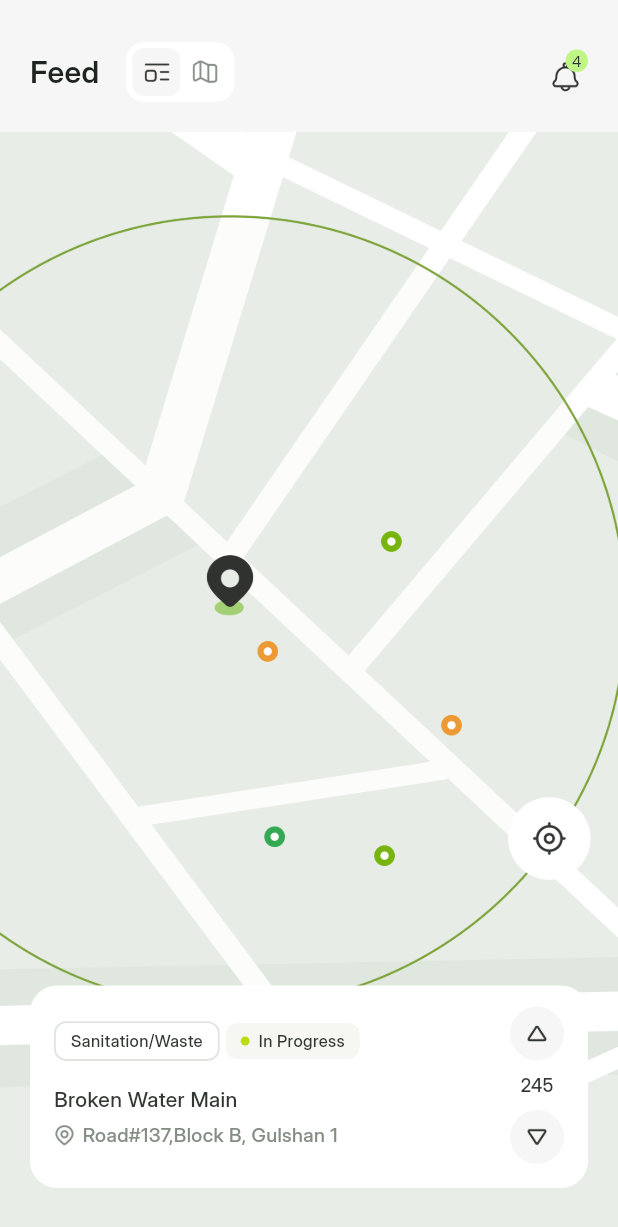
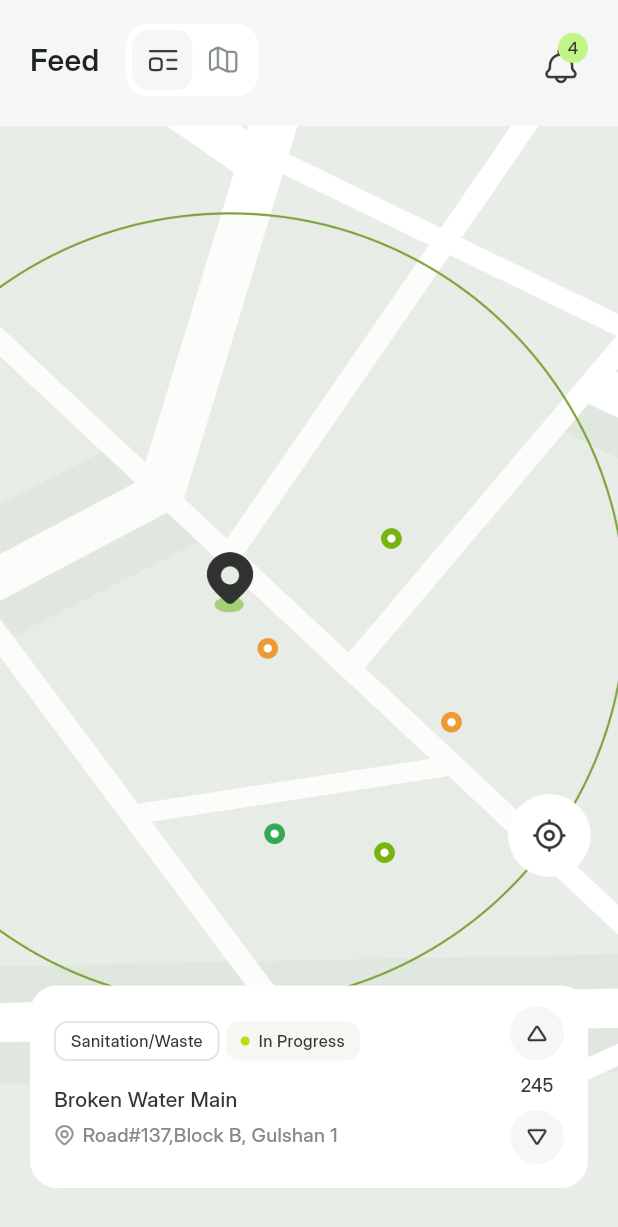
Before and after one commit to aanikaa2325-bit/sivic, a Flutter app: the Feed screen opened directly, on a phone screen of 412 x 824 dp. Shown: the top 1227 px of the screen. Run offline on Flutter 3.47's test engine with Material 3 defaults, Android fonts, the phone set to English and light mode, and no system bars; our stand-ins replace cloud_firestore, dotted_border, firebase_auth, firebase_core, flutter_spinkit, image_picker; accounts and stored records are empty.

```diff
--- a/lib/screens/feed.dart
+++ b/lib/screens/feed.dart
@@ -24,7 +24,7 @@ class _FeedState extends State<Feed> {
         child: Column(
           crossAxisAlignment: CrossAxisAlignment.stretch,
           children: [
-            SizedBox(height: 28),
+            SizedBox(height: 16),
             Padding(
               padding: const EdgeInsets.symmetric(horizontal: 20.0),
               child: Row(
@@ -43,7 +43,7 @@ class _FeedState extends State<Feed> {
                       Container(
                         decoration: BoxDecoration(
                           color: Colors.white,
-                          borderRadius: BorderRadius.circular(12),
+                          borderRadius: BorderRadius.circular(14),
                         ),
                         child: Padding(
                           padding: const EdgeInsets.all(4.0),
@@ -56,17 +56,17 @@ class _FeedState extends State<Feed> {
                                   });
                                 },
                                 child: Container(
-                                  height: 32,
-                                  width: 32,
+                                  height: 40,
+                                  width: 40,
                                   decoration: BoxDecoration(
                                     color: _selectedIndex == 0 ? Color(0xFFF5F6F5) : Colors.transparent,
-                                    borderRadius: BorderRadius.circular(8),
+                                    borderRadius: BorderRadius.circular(10),
                                   ),
                                   child: Center(
                                     child: Image(image: AssetImage(
                                         _selectedIndex == 0 ? 'assets/icons/post_view_active.png' : 'assets/icons/post_view_inactive.png'),
-                                        height: 24,
-                                        width: 24
+                                        height: 28,
+                                        width: 28,
                                     ),
                                   ),
                                 ),
@@ -78,17 +78,17 @@ class _FeedState extends State<Feed> {
                                   });
                                 },
                                 child: Container(
-                                  height: 32,
-                                  width: 32,
+                                  height: 40,
+                                  width: 40,
                                   decoration: BoxDecoration(
                                     color: _selectedIndex == 1 ? Color(0xFFF5F6F5) : Colors.transparent,
-                                    borderRadius: BorderRadius.circular(8),
+                                    borderRadius: BorderRadius.circular(10),
                                   ),
                                   child: Center(
                                     child: Image(image: AssetImage(
                                         _selectedIndex == 1 ? 'assets/icons/map_view_active.png' : 'assets/icons/map_view_inactive.png')
-                                        , height: 24,
-                                        width: 24
+                                        , height: 28,
+                                        width: 28,
                                     ),
                                   ),
                                 ),
@@ -103,16 +103,16 @@ class _FeedState extends State<Feed> {
                     children: [
                       Image(image:
                       AssetImage('assets/icons/notification.png'),
-                        height: 30,
-                        width: 30,
+                        height: 36,
+                        width: 36,
                       ),
 
                       Positioned(
                         right:  0,
                         top: 0,
                         child: Container(
-                          width: 15,
-                          height: 15,
+                          width: 20,
+                          height: 20,
                           decoration: BoxDecoration(
                             color: Color(0xFFC0F686),
                             shape: BoxShape.circle,
@@ -121,8 +121,9 @@ class _FeedState extends State<Feed> {
                             child: Text(
                               '$notificationCount',
                               style: TextStyle(
+                                fontWeight: FontWeight.w500,
                                 color: Color(0xFF333733),
-                                fontSize: 10,
+                                fontSize: 11,
                               ),
                             ),
                           ),
--- a/lib/screens/home_page.dart
+++ b/lib/screens/home_page.dart
@@ -151,7 +151,6 @@ class _HomePageState extends State<HomePage> {
                   ),
                 ),
                 SizedBox(height: 14),
-                //Complaint Container
                 Container(
                   decoration: BoxDecoration(
                     color: Colors.white,
@@ -311,7 +310,6 @@ class _HomePageState extends State<HomePage> {
                   ),
                 ),
                 SizedBox(height: 8),
-                //Budget Container
                 Container(
                   decoration: BoxDecoration(
                     color: Colors.white,
--- a/lib/widgets/poll_card.dart
+++ b/lib/widgets/poll_card.dart
@@ -43,7 +43,7 @@ class _PollCardState extends State<PollCard> {
     }
 
     final int days = duration.inDays;
-    final int hours = duration.inHours % 24; // Use modulo to get remaining hours after days
+    final int hours = duration.inHours % 24;
 
     return 'Poll ends in ${days}d ${hours}h';
   }
--- a/lib/widgets/post_card.dart
+++ b/lib/widgets/post_card.dart
@@ -96,7 +96,7 @@ class PostCard extends StatelessWidget {
                           Container(
                             decoration: BoxDecoration(
                               border: Border.all(color: Color(0xFFDFE6DF), width: 1.25),
-                              borderRadius: BorderRadius.circular(8),
+                              borderRadius: BorderRadius.circular(9),
                             ),
                             child: Padding(
                               padding: const EdgeInsets.symmetric(horizontal: 10, vertical: 4.0),
@@ -111,11 +111,11 @@ class PostCard extends StatelessWidget {
                           SizedBox(width: 4),
                           Container(
                             decoration: BoxDecoration(
-                              borderRadius: BorderRadius.circular(8),
+                              borderRadius: BorderRadius.circular(9),
                               color: _getAccentColor(progressStatus),
                             ),
                             child: Padding(
-                              padding: const EdgeInsets.only(top: 4, left: 10, right: 10, bottom: 4),
+                              padding: const EdgeInsets.only(top: 5, left: 10, right: 10, bottom: 5),
                               child: Row(
                                 mainAxisSize: MainAxisSize.min,
                                 children: [
--- a/lib/widgets/status_widget.dart
+++ b/lib/widgets/status_widget.dart
@@ -35,7 +35,7 @@ class StatusWidget extends StatelessWidget {
               child: Column(
                 crossAxisAlignment: CrossAxisAlignment.center,
                 children: [
-                  // ignore: avoid_unnecessary_containers
+
                   Container(
                     child: Image.asset(
                       isLatest
```
Also changed, not shown: lib/screens/add_poll.dart (+84 -132 lines), lib/screens/complaints.dart (+6 -6 lines), lib/screens/new_post.dart (added, +195 -0 lines), lib/screens/privacy_policy.dart (+4 -3 lines), lib/screens/terms_of_use.dart (+4 -4 lines).
